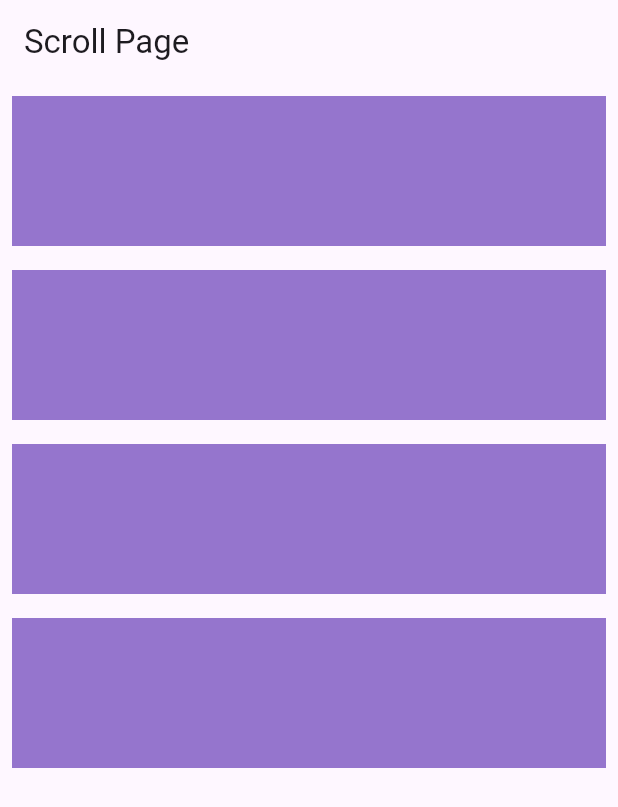
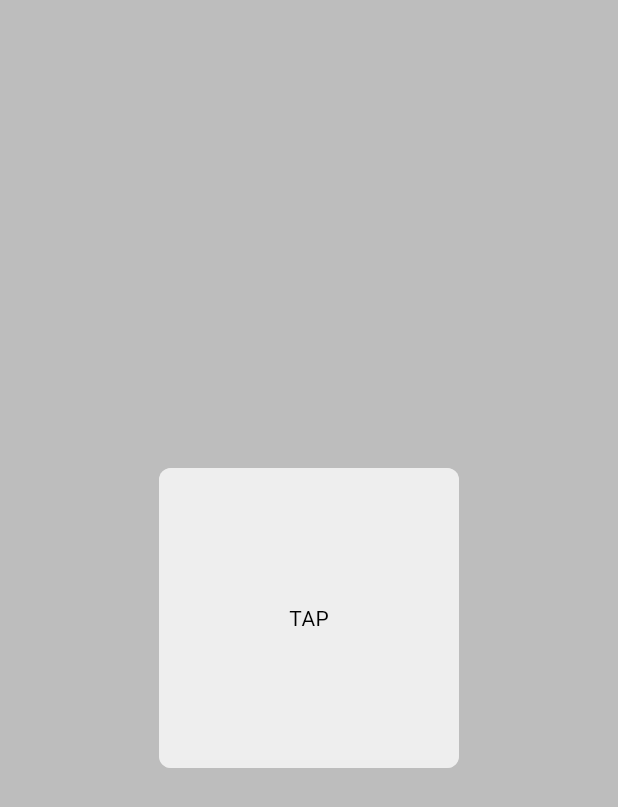
Before and after one commit to harsh749005/shus, a Flutter app: the screen it shows after launch, on a phone screen of 412 x 824 dp. Shown: the top 807 px of the screen. Run offline on Flutter 3.47's test engine with Material 3 defaults, Android fonts, the phone set to English and light mode, and no system bars.

Commit message:
theme chnaging according to sysmtem

```diff
--- a/lib/main.dart
+++ b/lib/main.dart
@@ -1,7 +1,9 @@
 import 'package:flutter/material.dart';
 import 'package:inputfield/homepage.dart';
+import 'package:inputfield/pages/theme_home.dart';
 import 'package:inputfield/scroll_items.dart';
 import 'package:inputfield/shop.dart';
+import 'package:inputfield/theme/theme.dart';
 
 void main() {
   runApp(const MyApp());
@@ -15,7 +17,9 @@ class MyApp extends StatelessWidget {
     return MaterialApp(
       debugShowCheckedModeBanner: false,
       title: 'Flutter Demo',
-      home: ScrollItems(),
+      home: const ThemeHome(),
+      theme: lightMode,
+      darkTheme: darkMode,
     );
   }
 }
--- /dev/null
+++ b/lib/models/button.dart
@@ -0,0 +1,23 @@
+import 'package:flutter/material.dart';
+
+class MyButton extends StatelessWidget {
+  final Color? color;
+  final void Function()? onTap;
+  const MyButton({super.key, required this.color, required this.onTap});
+
+  @override
+  Widget build(BuildContext context) {
+    return GestureDetector(
+      onTap: onTap,
+      child: Container(
+        decoration: BoxDecoration(
+          color: color,
+          borderRadius: BorderRadius.circular(8),
+        ),
+        padding: const EdgeInsets.all(25.0),
+        child: const Center(child: Text("TAP"),
+        ),
+      ),
+    );
+  }
+}
--- /dev/null
+++ b/lib/models/mybox.dart
@@ -0,0 +1,26 @@
+import 'package:flutter/material.dart';
+
+class Mybox extends StatelessWidget {
+  // const Mybox({super.key});
+
+  final Widget? child;
+  final Color? color;
+  const Mybox({
+    super.key,
+    required this.child,
+    required this.color,
+  });
+
+  @override
+  Widget build(BuildContext context) {
+    return Container(
+      decoration: BoxDecoration(
+        color: color,
+        borderRadius: BorderRadius.circular(8)
+      ),
+      width: 200,
+      height:200,
+      child: child,
+    );
+  }
+}
--- /dev/null
+++ b/lib/pages/theme_home.dart
@@ -0,0 +1,22 @@
+import 'package:flutter/material.dart';
+import 'package:inputfield/models/button.dart';
+import 'package:inputfield/models/mybox.dart';
+
+class ThemeHome extends StatelessWidget {
+  const ThemeHome({super.key});
+
+  @override
+  Widget build(BuildContext context) {
+    return Scaffold(
+      backgroundColor: Theme.of(context).colorScheme.surface,
+      body: Center(
+        child: Mybox(
+          color: Theme.of(context).colorScheme.primary,
+          child:MyButton(
+            color: Theme.of(context).colorScheme.secondary,
+             onTap: (){}),
+        ),
+      ),
+    );
+  }
+}
--- /dev/null
+++ b/lib/theme/theme.dart
@@ -0,0 +1,18 @@
+import 'package:flutter/material.dart';
+
+ThemeData lightMode = ThemeData(
+  brightness: Brightness.light,
+  colorScheme: ColorScheme.light(
+    surface: Colors.grey.shade400,
+    primary: Colors.grey.shade300,
+    secondary: Colors.grey.shade200,
+  )
+  );
+
+ThemeData darkMode = ThemeData(
+  brightness: Brightness.dark,
+  colorScheme: ColorScheme.dark(
+    surface: Colors.grey.shade900,
+    primary: Colors.grey.shade800,
+    secondary: Colors.grey.shade700
+  ));
```
